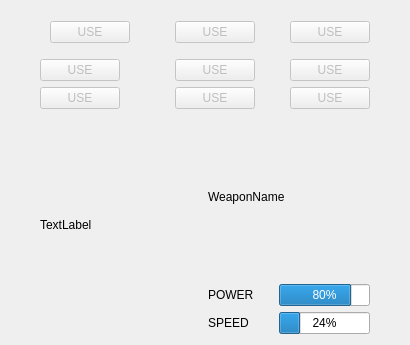
Old version of the form Planet_Invasion/inventoryui.ui in the repository CS4076Rplay/CS4076.
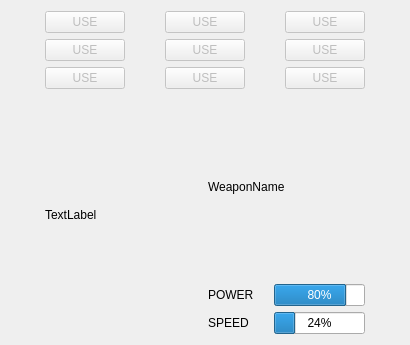
New version of the form.

```diff
--- a/Planet_Invasion/inventoryui.ui
+++ b/Planet_Invasion/inventoryui.ui
@@ -37,16 +37,16 @@
    <item row="0" column="0">
     <layout class="QVBoxLayout" name="slot1">
      <property name="leftMargin">
-      <number>10</number>
+      <number>0</number>
      </property>
      <property name="topMargin">
-      <number>10</number>
+      <number>0</number>
      </property>
      <property name="rightMargin">
-      <number>10</number>
+      <number>0</number>
      </property>
      <property name="bottomMargin">
-      <number>10</number>
+      <number>0</number>
      </property>
      <item>
       <widget class="QPushButton" name="use_s1">
```
